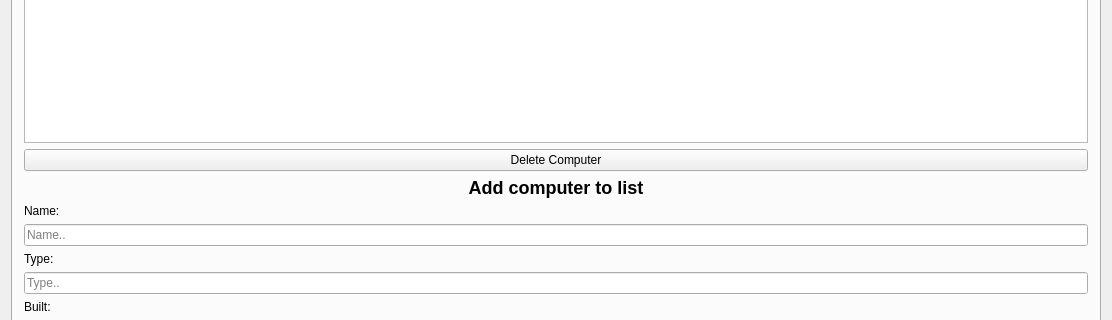
Above: VerklegtNamskeidH3/mainwindow.ui from Eytor/VerklegtNamskeid before the change; both pictures show x 0 to 1112 and y 278 to 598 of the 1112 by 742 pixel window. Below: the same form after it.
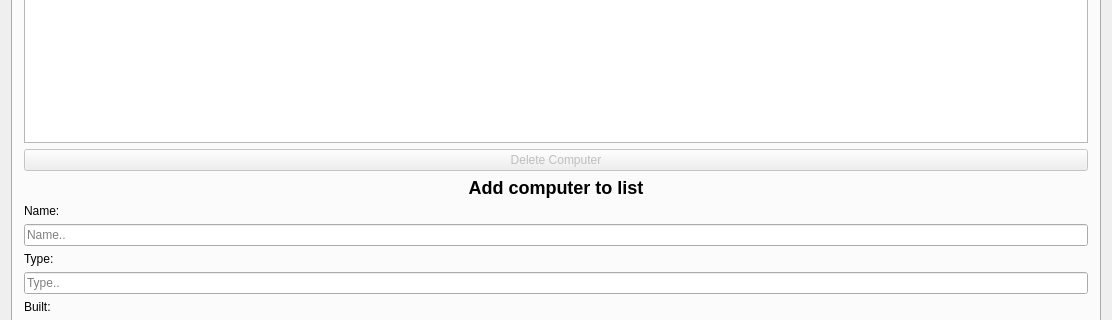
That is the form after the change. The open tabs and pages were chosen to show the change.

What changed in the file:
```diff
--- a/VerklegtNamskeidH3/mainwindow.ui
+++ b/VerklegtNamskeidH3/mainwindow.ui
@@ -295,6 +295,9 @@
         </item>
         <item>
          <widget class="QPushButton" name="computer_delete">
+          <property name="enabled">
+           <bool>false</bool>
+          </property>
           <property name="text">
            <string>Delete Computer</string>
           </property>
```
Left out of the diff: 4 changed lines with no effect on the pictures.
